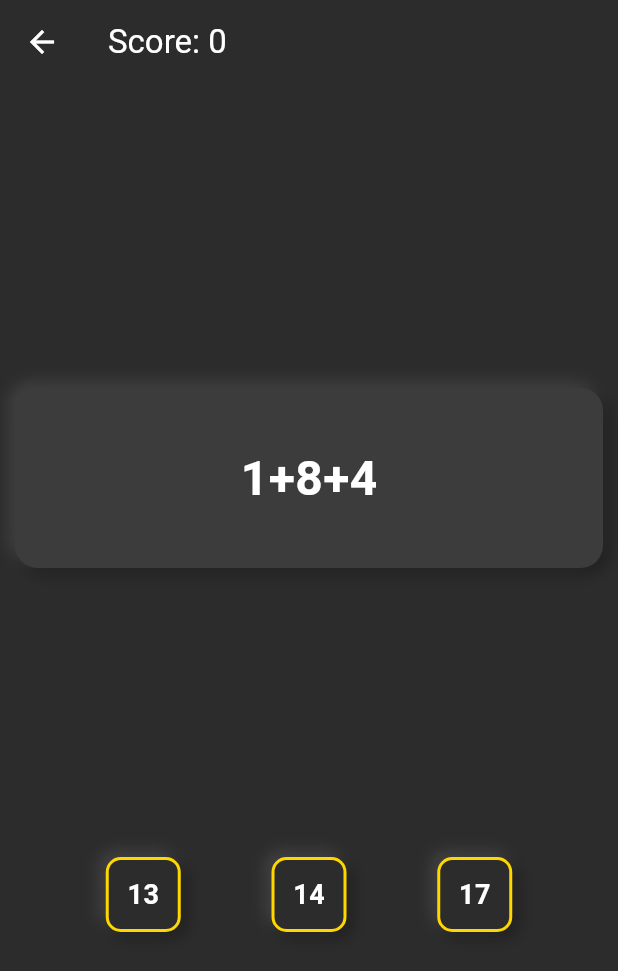
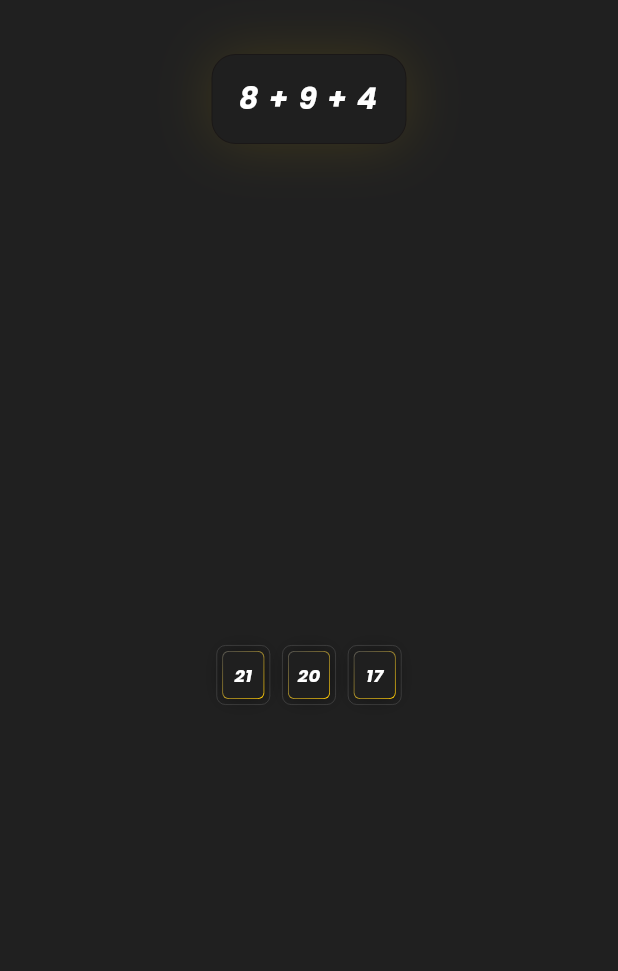
Before and after one commit to alvaradodaniel/project, a Flutter app: the MathGame screen opened directly, on a phone screen of 412 x 824 dp. Shown: the top 971 px of the screen. Run offline on Flutter 3.47's test engine with Material 3 defaults, Android fonts, the phone set to English and light mode, and no system bars.

Commit message:
fix math game

```diff
--- a/lib/main_menu.dart
+++ b/lib/main_menu.dart
@@ -10,7 +10,7 @@ class MainMenu extends StatefulWidget {
 }
 
 class _MainMenuState extends State<MainMenu> {
-  String? selectedGame; // null = ningún juego seleccionado
+  String? selectedGame;
 
   @override
   Widget build(BuildContext context) {
@@ -173,7 +173,7 @@ class _MainMenuState extends State<MainMenu> {
               }
             },
       child: Opacity(
-        opacity: isDisabled ? 0.5 : 1.0, // baja el tono si está deshabilitado
+        opacity: isDisabled ? 0.5 : 1.0,
         child: Container(
           width: 130,
           height: 24,
--- a/lib/math_game.dart
+++ b/lib/math_game.dart
@@ -9,11 +9,12 @@ class MathGame extends StatefulWidget {
 }
 
 class _MathGameState extends State<MathGame> {
-  int _score = 0;
   int _currentAnswer = 0;
   List<int> _options = [];
   String _currentProblem = '';
   bool _gameActive = true;
+
+  final Color accentGold = const Color(0xFFFFCB00);
 
   @override
   void initState() {
@@ -23,17 +24,16 @@ class _MathGameState extends State<MathGame> {
 
   void _generateNewProblem() {
     final random = Random();
-    int a = random.nextInt(10) + 1;
-    int b = random.nextInt(10) + 1;
+    int a = random.nextInt(9) + 1;
+    int b = random.nextInt(9) + 1;
     int c = random.nextInt(5) + 1;
 
     _currentAnswer = a + b + c;
-    _currentProblem = '$a+$b+$c';
+    _currentProblem = '$a + $b + $c';
 
-    // Generar opciones incorrectas
     Set<int> optionSet = {_currentAnswer};
     while (optionSet.length < 3) {
-      int wrongAnswer = _currentAnswer + random.nextInt(10) - 5;
+      int wrongAnswer = _currentAnswer + random.nextInt(9) - 4;
       if (wrongAnswer != _currentAnswer && wrongAnswer > 0) {
         optionSet.add(wrongAnswer);
       }
@@ -47,7 +47,6 @@ class _MathGameState extends State<MathGame> {
 
     setState(() {
       if (selectedAnswer == _currentAnswer) {
-        _score++;
         _generateNewProblem();
       } else {
         _gameActive = false;
@@ -57,7 +56,6 @@ class _MathGameState extends State<MathGame> {
 
   void _restartGame() {
     setState(() {
-      _score = 0;
       _gameActive = true;
       _generateNewProblem();
     });
@@ -66,121 +64,98 @@ class _MathGameState extends State<MathGame> {
   @override
   Widget build(BuildContext context) {
     return Scaffold(
-      backgroundColor: const Color(0xFF2C2C2C),
-      appBar: AppBar(
-        backgroundColor: const Color(0xFF2C2C2C),
-        elevation: 0,
-        leading: IconButton(
-          icon: const Icon(Icons.arrow_back, color: Colors.white),
-          onPressed: () => Navigator.pop(context),
+      backgroundColor: const Color.fromARGB(255, 32, 32, 32),
+      body: SafeArea(
+        child: Padding(
+          padding: const EdgeInsets.symmetric(horizontal: 18.0, vertical: 22.0),
+          child: Column(
+            children: [
+              const SizedBox(height: 14),
+              Container(
+                width: 130,
+                height: 60,
+                decoration: BoxDecoration(
+                  color: const Color.fromARGB(255, 31, 31, 31),
+                  borderRadius: BorderRadius.circular(16),
+                  boxShadow: [
+                    BoxShadow(
+                      // ignore: deprecated_member_use
+                      color: Color(0xFFFFCB00).withOpacity(0.13),
+                      blurRadius: 32,
                     ),
-        title: Text(
-          'Score: $_score',
-          style: const TextStyle(color: Colors.white),
+                  ],
+                  border: Border.all(
+                    color: const Color.fromARGB(255, 26, 23, 23),
+                    width: 0.7,
                   ),
                 ),
-      body: SafeArea(
-        child: Padding(
-          padding: const EdgeInsets.all(10.0),
-          child: Column(
-            mainAxisAlignment: MainAxisAlignment.spaceEvenly,
-            children: [
-              // Área del problema
-              Container(
-                width: double.infinity,
-                height: 120,
-                decoration: BoxDecoration(
-                  color: const Color(0xFF3C3C3C),
-                  borderRadius: BorderRadius.circular(15),
-                  boxShadow: [
-                    BoxShadow(
-                      color: Colors.black.withOpacity(0.3),
-                      blurRadius: 8,
-                      offset: const Offset(4, 4),
-                    ),
-                    BoxShadow(
-                      color: Colors.white.withOpacity(0.1),
-                      blurRadius: 8,
-                      offset: const Offset(-4, -4),
-                    ),
-                  ],
-                ),
                 child: Center(
-                  child: _gameActive
-                      ? Text(
-                          _currentProblem,
+                  child: Text(
+                    _gameActive ? _currentProblem : 'Game Over!',
                     style: const TextStyle(
                       color: Colors.white,
-                            fontSize: 32,
-                            fontWeight: FontWeight.bold,
+                      fontFamily: 'Poppins',
+                      fontWeight: FontWeight.w800,
+                      fontStyle: FontStyle.italic,
+                      fontSize: 20,
+                      letterSpacing: 1.2,
                     ),
-                        )
-                      : Column(
-                          mainAxisAlignment: MainAxisAlignment.center,
-                          children: [
-                            const Text(
-                              'Game Over!',
-                              style: TextStyle(
-                                color: Colors.white,
-                                fontSize: 24,
-                                fontWeight: FontWeight.bold,
-                              ),
-                            ),
-                            const SizedBox(height: 5),
-                            Text(
-                              'Final Score: $_score',
-                              style: const TextStyle(
-                                color: Colors.white,
-                                fontSize: 16,
-                              ),
-                            ),
-                          ],
+                    textAlign: TextAlign.center,
                   ),
                 ),
               ),
 
-              // Opciones de respuesta
-              if (_gameActive) ...[
-                Row(
-                  mainAxisAlignment: MainAxisAlignment.spaceEvenly,
-                  children: _options.map((option) => Flexible(child: _buildAnswerButton(option))).toList(),
+              const SizedBox(height: 2),
+              Expanded(
+                child: Center(
+                  child: _gameActive
+                      ? Row(
+                          mainAxisAlignment: MainAxisAlignment.center,
+                          children: _options
+                              .map(
+                                (option) => Padding(
+                                  padding: const EdgeInsets.symmetric(
+                                    horizontal: 4.0,
                                   ),
-              ] else ...[
-                // Botón de reinicio
-                GestureDetector(
+                                  child: _buildAnswerButton(option),
+                                ),
+                              )
+                              .toList(),
+                        )
+                      : GestureDetector(
                           onTap: _restartGame,
                           child: Container(
-                    width: 200,
-                    height: 60,
+                            width: 130,
+                            height: 24,
                             decoration: BoxDecoration(
-                      color: const Color(0xFFFFD700),
-                      borderRadius: BorderRadius.circular(30),
+                              color: const Color(0xFF826C00),
+                              border: Border.all(
+                                color: const Color(0xFFFFCB00),
+                                width: 1,
+                              ),
+                              borderRadius: BorderRadius.circular(10),
                               boxShadow: [
-                        BoxShadow(
-                          color: Colors.black.withOpacity(0.3),
-                          blurRadius: 8,
-                          offset: const Offset(4, 4),
-                        ),
-                        BoxShadow(
-                          color: Colors.white.withOpacity(0.1),
-                          blurRadius: 8,
-                          offset: const Offset(-4, -4),
-                        ),
+                                BoxShadow(color: Colors.black, blurRadius: 25),
                               ],
                             ),
                             child: const Center(
                               child: Text(
                                 'Play Again',
                                 style: TextStyle(
+                                  fontFamily: 'Poppins',
+                                  fontWeight: FontWeight.w800,
+                                  fontStyle: FontStyle.italic,
+                                  fontSize: 14,
+                                  height: 28.35 / 30,
+                                  letterSpacing: 0,
                                   color: Colors.white,
-                          fontSize: 20,
-                          fontWeight: FontWeight.bold,
                                 ),
                               ),
                             ),
                           ),
                         ),
-              ],
+                ),
+              ),
             ],
           ),
         ),
@@ -192,35 +167,68 @@ class _MathGameState extends State<MathGame> {
     return GestureDetector(
       onTap: () => _selectAnswer(option),
       child: Container(
-        width: 50,
-        height: 50,
+        padding: const EdgeInsets.all(3),
         decoration: BoxDecoration(
-          color: const Color(0xFF2C2C2C),
-          borderRadius: BorderRadius.circular(10),
+          borderRadius: BorderRadius.circular(6),
           border: Border.all(
-            color: const Color(0xFFFFD700),
-            width: 2,
+            color: const Color.fromARGB(255, 83, 83, 83),
+            width: 0.4,
           ),
-          boxShadow: [
-            BoxShadow(
-              color: Colors.black.withOpacity(0.3),
-              blurRadius: 8,
-              offset: const Offset(4, 4),
         ),
-            BoxShadow(
-              color: Colors.white.withOpacity(0.1),
-              blurRadius: 8,
-              offset: const Offset(-4, -4),
+        child: Padding(
+          padding: const EdgeInsets.all(0.5),
+          child: Container(
+            height: 32,
+            width: 28,
+            decoration: BoxDecoration(
+              borderRadius: BorderRadius.circular(6),
+              gradient: const LinearGradient(
+                begin: Alignment.topLeft,
+                end: Alignment.bottomRight,
+                colors: [
+                  Color.fromARGB(255, 17, 17, 17),
+                  Color.fromARGB(255, 34, 33, 33),
+                ],
               ),
+              boxShadow: const [
+                BoxShadow(color: Color.fromARGB(102, 0, 0, 0), blurRadius: 10),
               ],
+            ),
+            child: Center(
+              child: Container(
+                width: 32,
+                height: 32,
+                decoration: BoxDecoration(
+                  gradient: const LinearGradient(
+                    colors: [
+                      Color.fromARGB(255, 82, 82, 82),
+                      Color.fromARGB(255, 254, 201, 3),
+                    ],
+                    begin: Alignment.topLeft,
+                    end: Alignment.bottomRight,
+                  ),
+                  borderRadius: BorderRadius.circular(4),
+                ),
+                child: Container(
+                  margin: const EdgeInsets.all(0.5),
+                  decoration: BoxDecoration(
+                    color: const Color(0xFF1F1F1F),
+                    borderRadius: BorderRadius.circular(4),
                   ),
                   child: Center(
                     child: Text(
                       option.toString(),
                       style: const TextStyle(
                         color: Colors.white,
-              fontSize: 18,
-              fontWeight: FontWeight.bold,
+                        fontFamily: 'Poppins',
+                        fontWeight: FontWeight.w600,
+                        fontStyle: FontStyle.italic,
+                        fontSize: 12,
+                      ),
+                    ),
+                  ),
+                ),
+              ),
             ),
           ),
         ),
```
Lines whose indentation alone changed are shown as unchanged.
